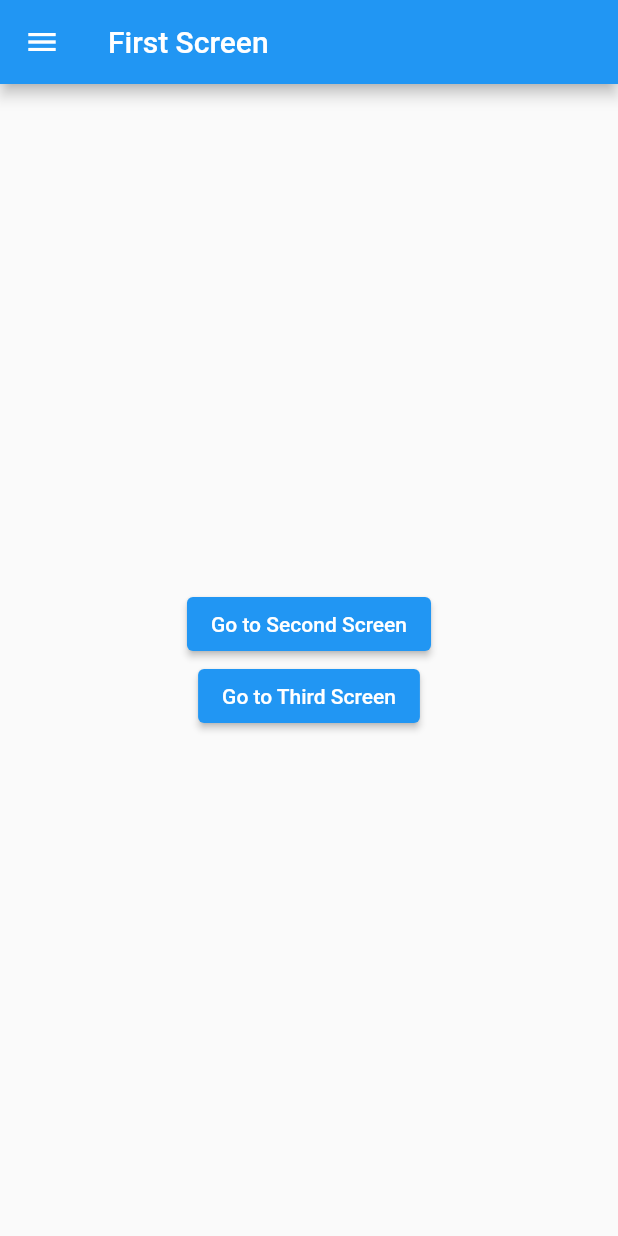
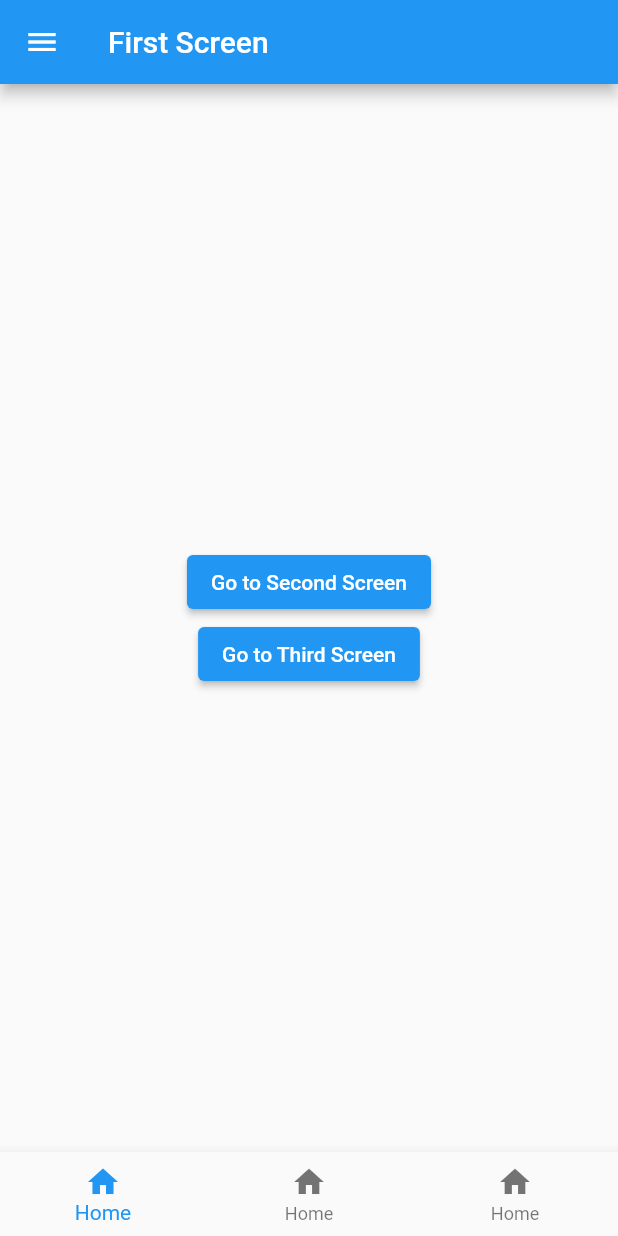
Before and after one commit to IndraMakassar/Advanced-Navigation-and-Route-Management, a Flutter app: the screen it shows after launch, on a phone screen of 412 x 824 dp. Run offline on Flutter 3.47's test engine with Material 2 defaults, Android fonts, the phone set to English and light mode, and no system bars.

Commit message:
add bottom nav

```diff
--- /dev/null
+++ b/lib/bottom_nav.dart
@@ -0,0 +1,41 @@
+import 'package:flutter/material.dart';
+
+import 'first_screen.dart';
+
+class NavigationMenu extends StatefulWidget {
+  @override
+  State<NavigationMenu> createState() => _NavigationMenuState();
+}
+
+class _NavigationMenuState extends State<NavigationMenu> {
+  int _currentIndex = 0;
+
+  final List<Widget> tabs = [const FirstScreen()];
+
+  @override
+  Widget build(BuildContext context) {
+    return Scaffold(
+      bottomNavigationBar: BottomNavigationBar(
+        currentIndex: _currentIndex,
+        items: [
+          BottomNavigationBarItem(
+            icon: Icon(Icons.home),
+            label: "Home",
+            backgroundColor: Colors.blue,
+          ),
+          BottomNavigationBarItem(
+            icon: Icon(Icons.home),
+            label: "Home",
+            backgroundColor: Colors.blue,
+          ),
+          BottomNavigationBarItem(
+            icon: Icon(Icons.home),
+            label: "Home",
+            backgroundColor: Colors.blue,
+          ),
+        ],
+      ),
+      body: tabs[_currentIndex],
+    );
+  }
+}
--- a/lib/first_screen.dart
+++ b/lib/first_screen.dart
@@ -1,6 +1,8 @@
 import 'package:flutter/material.dart';
 
 class FirstScreen extends StatelessWidget {
+  const FirstScreen({super.key});
+
   @override
   Widget build(BuildContext context) {
     return Scaffold(
--- a/lib/main.dart
+++ b/lib/main.dart
@@ -1,7 +1,7 @@
 import 'package:flutter/material.dart';
+import 'package:navigation/bottom_nav.dart';
 import 'package:navigation/second_screen.dart';
 import 'package:navigation/third_screen.dart';
-import 'first_screen.dart';
 
 void main() => runApp(MyApp());
 
@@ -15,7 +15,7 @@ class MyApp extends StatelessWidget {
       ),
       initialRoute: '/',
       routes: {
-        '/': (context) => FirstScreen(),
+        '/': (context) => NavigationMenu(),
         '/second': (context) => SecondScreen(),
         '/third': (context) => ThirdScreen(),
       },
```
